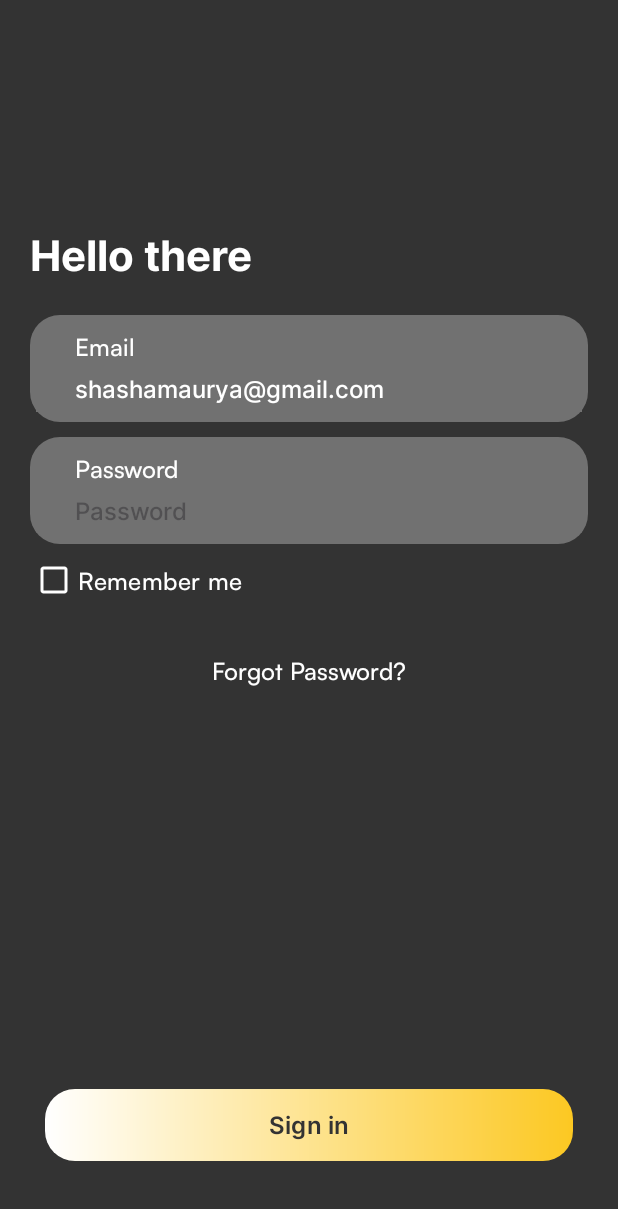
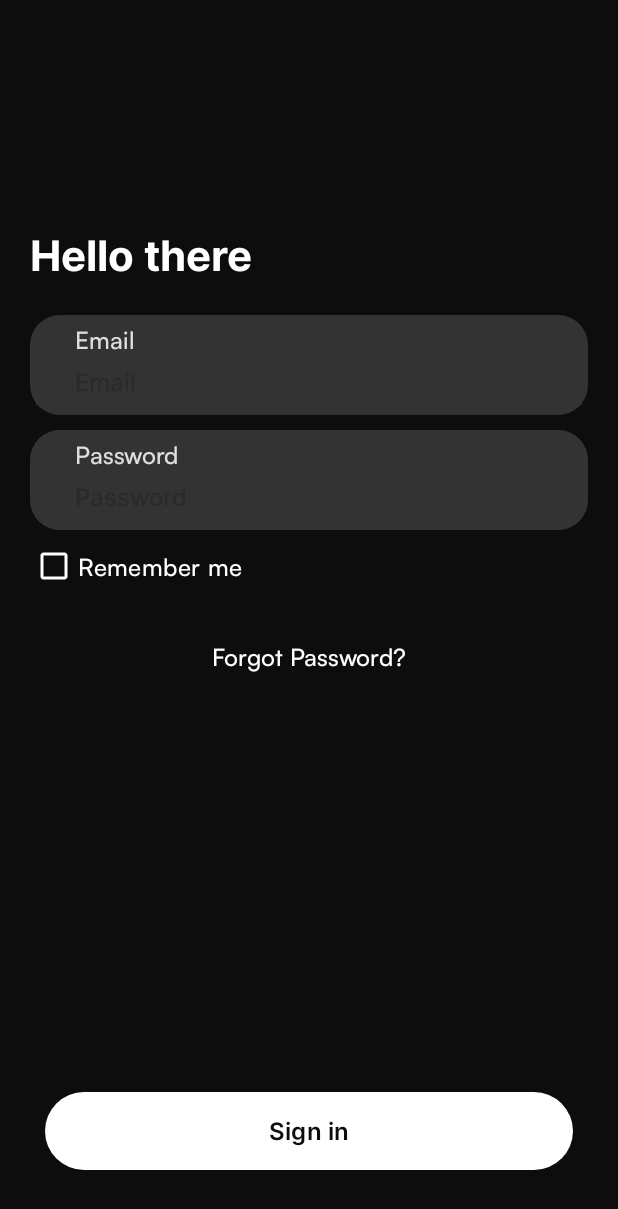
Before and after one commit to MritunjaiMaurya/HungryDevops, an Android app: the layout activity_login.xml on its own in the app's theme, with its tools: preview values and no code run, on a phone screen of 412 x 824 dp. Shown: the top 1209 px of the screen. Run offline under Robolectric (Android 15) with nearby library versions, the phone set to English and light mode, and no system bars.

Commit message:
login screen and colors, drawables

```diff
--- a/app/src/main/java/com/hungrydevops/app/LoginActivity.kt
+++ b/app/src/main/java/com/hungrydevops/app/LoginActivity.kt
@@ -1,15 +1,20 @@
 package com.hungrydevops.app
 
 import android.os.Bundle
-import androidx.appcompat.app.AppCompatActivity
+import com.hungrydevops.app.base.BaseActivity
 import com.hungrydevops.app.databinding.ActivityLoginBinding
 
-class LoginActivity: AppCompatActivity() {
+class LoginActivity: BaseActivity() {
     val binding by lazy {
         ActivityLoginBinding.inflate(layoutInflater)
     }
     override fun onCreate(savedInstanceState: Bundle?) {
         super.onCreate(savedInstanceState)
         setContentView(binding.root)
+
+        binding.constraint.setOnClickListener {
+            hidekeyboard(it)
+        }
+
     }
 }
--- a/app/src/main/res/drawable/button_bg.xml
+++ b/app/src/main/res/drawable/button_bg.xml
@@ -3,7 +3,7 @@
     <!-- Button background gradient -->
     <item>
         <shape android:shape="rectangle">
-            <corners android:radius="20dp" />
+            <corners android:radius="30dp" />
             <gradient
                 android:startColor="@color/white"
                 android:endColor="@color/secondary"
--- a/app/src/main/res/drawable/round_rect.xml
+++ b/app/src/main/res/drawable/round_rect.xml
@@ -1,5 +1,5 @@
 <?xml version="1.0" encoding="utf-8"?>
 <shape android:shape="rectangle" xmlns:android="http://schemas.android.com/apk/res/android">
     <corners android:radius="20dp"/>
-    <solid android:color="@color/gray"/>
+    <solid android:color="@color/darkgray"/>
 </shape>
--- a/app/src/main/res/layout/activity_login.xml
+++ b/app/src/main/res/layout/activity_login.xml
@@ -34,8 +34,8 @@
         android:fontFamily="@font/satoshi_medium"
         android:textSize="16sp"
         android:paddingHorizontal="30dp"
-        android:textColor="@color/white"
-        android:layout_marginTop="10dp"
+        android:paddingTop="5dp"
+        android:textColor="@color/darkwhite"
         app:layout_constraintStart_toStartOf="@id/view1"
         app:layout_constraintEnd_toEndOf="@id/view1"
         app:layout_constraintTop_toTopOf="@id/view1"/>
@@ -43,11 +43,12 @@
         android:id="@+id/edtEmail"
         android:layout_width="0dp"
         android:layout_height="40dp"
-        android:text="shashamaurya@gmail.com"
         android:paddingHorizontal="30dp"
+        android:hint="Email"
+        android:inputType="textEmailAddress"
         android:fontFamily="@font/medium"
         android:textSize="16sp"
-        android:backgroundTint="@color/gray"
+        android:backgroundTint="@color/darkgray"
         android:textColor="@color/white"
         app:layout_constraintStart_toStartOf="@id/view1"
         app:layout_constraintEnd_toEndOf="@id/view1"
@@ -70,8 +71,8 @@
         android:fontFamily="@font/satoshi_medium"
         android:textSize="16sp"
         android:paddingHorizontal="30dp"
-        android:layout_marginTop="10dp"
-        android:textColor="@color/white"
+        android:paddingTop="5dp"
+        android:textColor="@color/darkwhite"
         app:layout_constraintStart_toStartOf="@id/view2"
         app:layout_constraintEnd_toEndOf="@id/view2"
         app:layout_constraintTop_toTopOf="@id/view2"/>
@@ -81,7 +82,7 @@
         android:layout_height="40dp"
         android:inputType="textPassword"
         android:hint="Password"
-        android:backgroundTint="@color/gray"
+        android:backgroundTint="@color/darkgray"
         android:paddingHorizontal="30dp"
         android:fontFamily="@font/medium"
         android:textSize="16sp"
@@ -115,16 +116,15 @@
         app:layout_constraintTop_toBottomOf="@id/cbRememberMe"/>
     <com.google.android.material.button.MaterialButton
         android:layout_width="match_parent"
-        android:layout_height="wrap_content"
+        android:layout_height="60dp"
         android:text="Sign in"
         android:elevation="4dp"
-        app:backgroundTint="@null"
-        android:background="@drawable/button_bg"
+        app:backgroundTint="@color/white"
         android:fontFamily="@font/semibold"
         android:textSize="16sp"
         android:textColor="@color/primary"
         android:layout_marginHorizontal="30dp"
-        android:layout_marginBottom="50dp"
+        android:layout_marginBottom="40dp"
         app:layout_constraintBottom_toBottomOf="parent"/>
 
 </androidx.constraintlayout.widget.ConstraintLayout>
--- a/app/src/main/res/values/colors.xml
+++ b/app/src/main/res/values/colors.xml
@@ -2,7 +2,9 @@
 <resources>
     <color name="black">#FF000000</color>
     <color name="white">#FFFFFFFF</color>
-    <color name="primary">#333333</color>
+    <color name="darkwhite">#E2DEDE</color>
+    <color name="primary">#F2000000</color>
     <color name="secondary">#FCC822</color>
     <color name="gray">#717171</color>
+    <color name="darkgray">#333333</color>
 </resources>
```
